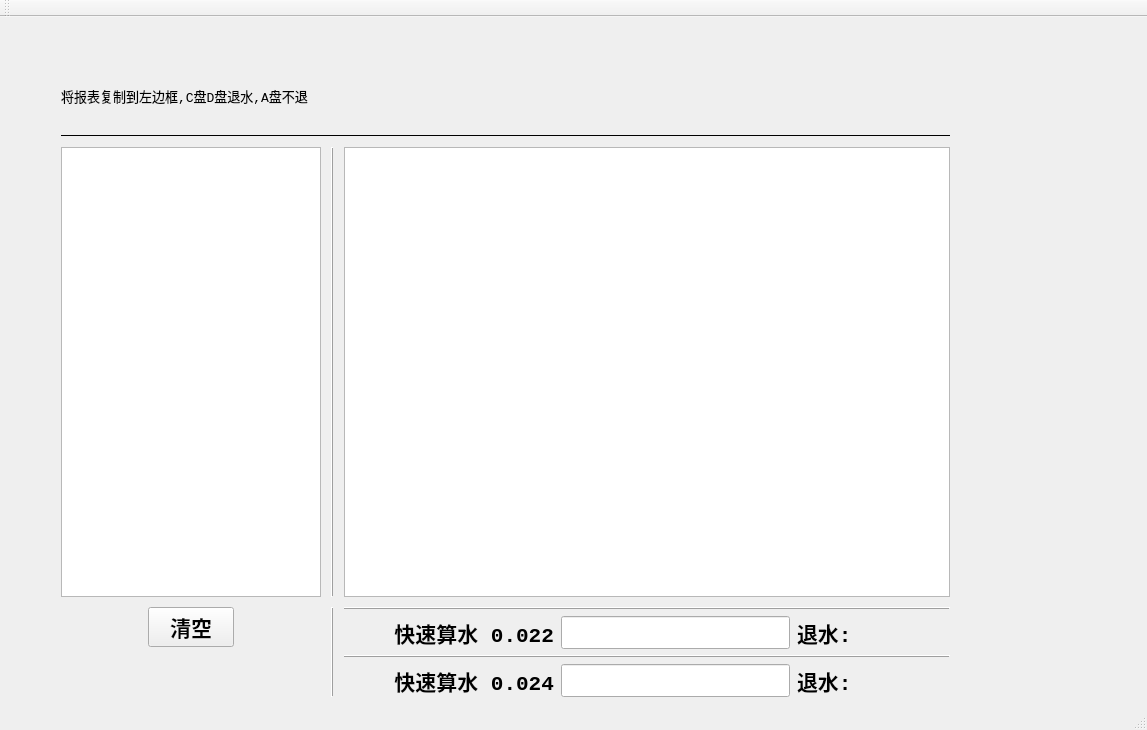
Qt form mainwindow.ui (chowhsienwuu/laopo_lanlan_pk10) before a commit.
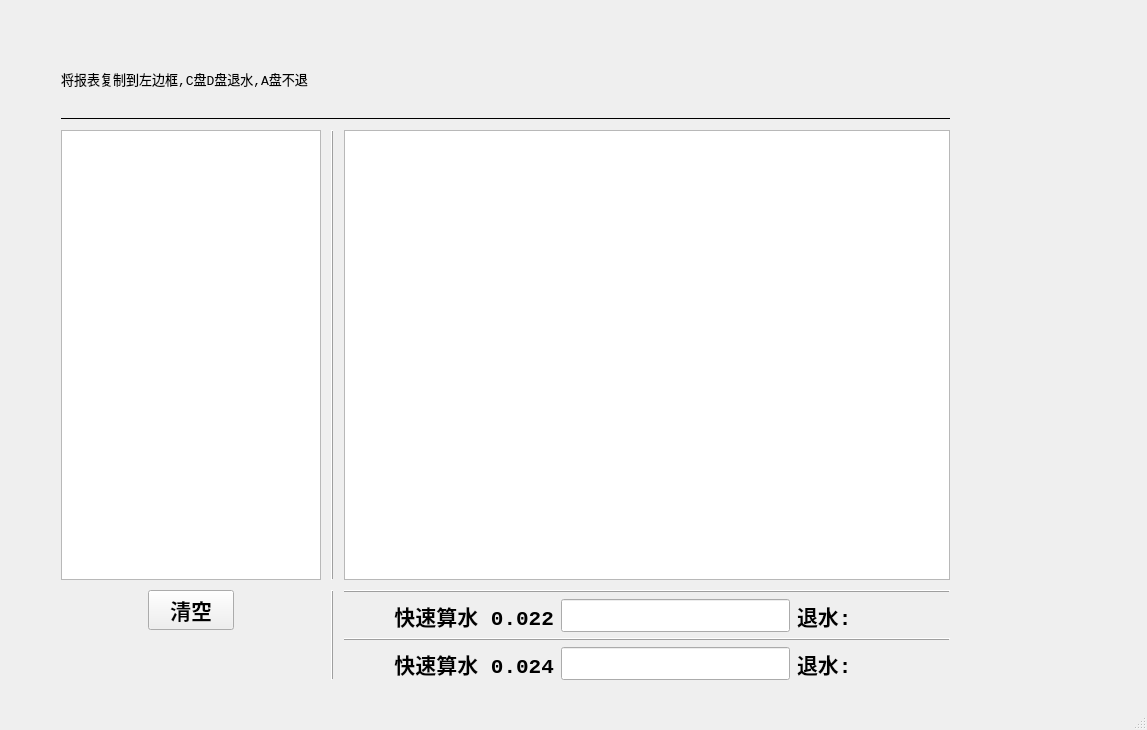
The same form after that commit.

Commit message: 移除工具栏

Patch:
```diff
--- a/mainwindow.ui
+++ b/mainwindow.ui
@@ -375,14 +375,6 @@
     </layout>
    </widget>
   </widget>
-  <widget class="QToolBar" name="mainToolBar">
-   <attribute name="toolBarArea">
-    <enum>TopToolBarArea</enum>
-   </attribute>
-   <attribute name="toolBarBreak">
-    <bool>false</bool>
-   </attribute>
-  </widget>
   <widget class="QStatusBar" name="statusBar"/>
  </widget>
  <layoutdefault spacing="6" margin="11"/>
```
